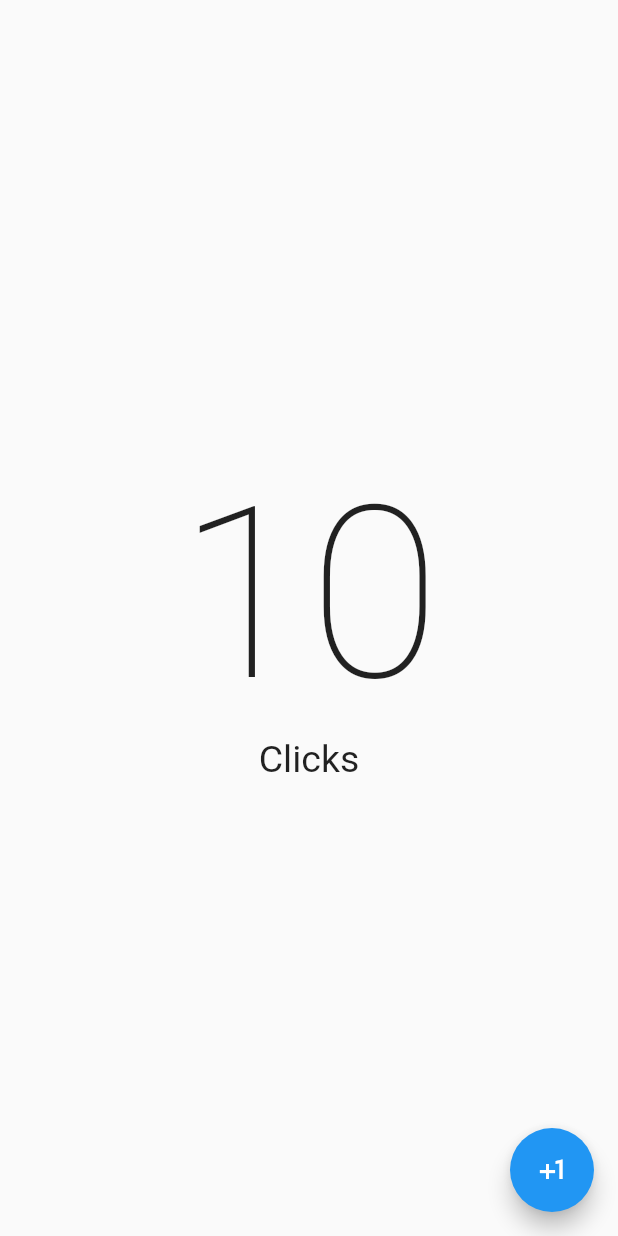
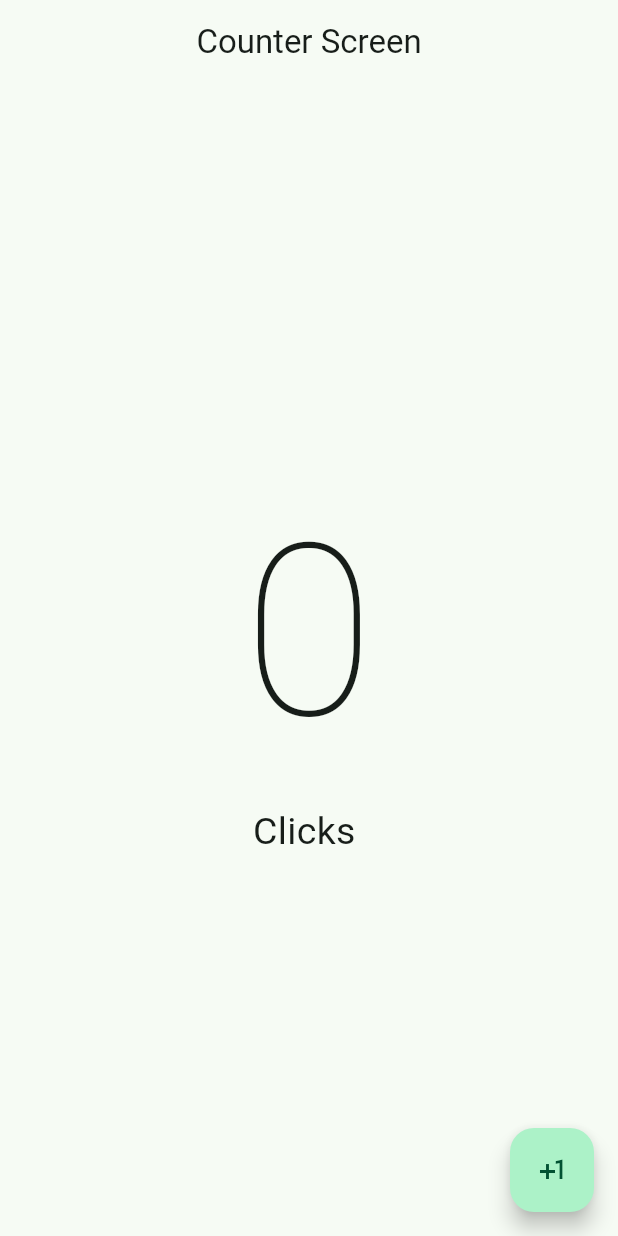
Before and after one commit to fersanti2896/04-curso-flutter-primeros-pasos, a Flutter app: the screen it shows after launch, on a phone screen of 412 x 824 dp. Run offline on Flutter 3.47's test engine with Material 2 defaults, Android fonts, the phone set to English and light mode, and no system bars.

Commit message:
Cambiando el estado de la aplicación.

```diff
--- a/lib/main.dart
+++ b/lib/main.dart
@@ -10,9 +10,13 @@
 
   @override
   Widget build(BuildContext context) {
-    return const MaterialApp(
+    return MaterialApp(
       debugShowCheckedModeBanner: false,
-      home: CounterScreen()
+      theme: ThemeData(
+        useMaterial3: true,
+        colorSchemeSeed: Colors.greenAccent
+      ),
+      home: const CounterScreen()
     );
   }
 }
--- a/lib/presentation/screens/counter/counter_screen.dart
+++ b/lib/presentation/screens/counter/counter_screen.dart
@@ -1,24 +1,38 @@
 import 'package:flutter/material.dart';
 
-class CounterScreen extends StatelessWidget {
+class CounterScreen extends StatefulWidget {
   const CounterScreen({super.key});
 
   @override
+  State<CounterScreen> createState() => _CounterScreenState();
+}
+
+class _CounterScreenState extends State<CounterScreen> {
+  int clickCounter = 0;
+
+  @override
   Widget build(BuildContext context) {
-    return const Scaffold(
+    return Scaffold(
+      appBar: AppBar(centerTitle: true, title: const Text('Counter Screen')),
       body: Center(
         child: Column(
           mainAxisAlignment: MainAxisAlignment.center,
           children: [
-            Text('10',
-                style: TextStyle(fontSize: 160, fontWeight: FontWeight.w100)),
-            Text('Clicks', style: TextStyle(fontSize: 25))
+            Text('$clickCounter',
+                style: const TextStyle(
+                    fontSize: 160, fontWeight: FontWeight.w100)),
+            Text('${ clickCounter != 1 ? "Clicks" : "Click" } ',
+                style: const TextStyle(fontSize: 25))
           ],
         ),
       ),
       floatingActionButton: FloatingActionButton(
-        onPressed: null,
-        child: Icon(Icons.plus_one),
+        onPressed: () {
+          setState(() {
+            clickCounter++;
+          });
+        },
+        child: const Icon(Icons.plus_one),
       ),
     );
   }
```
